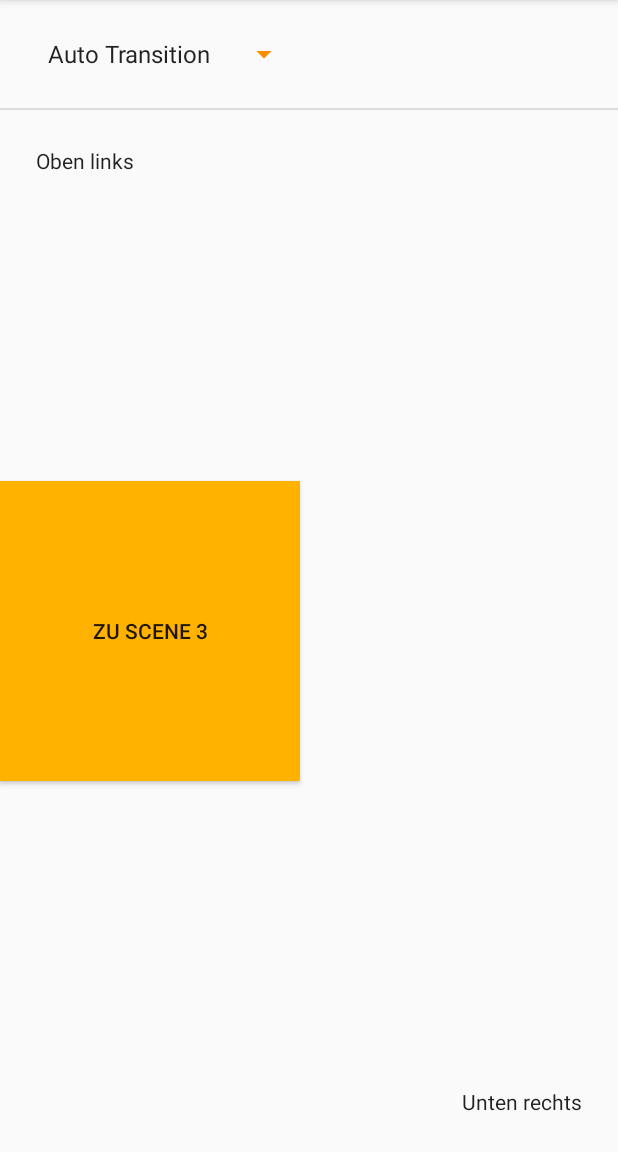
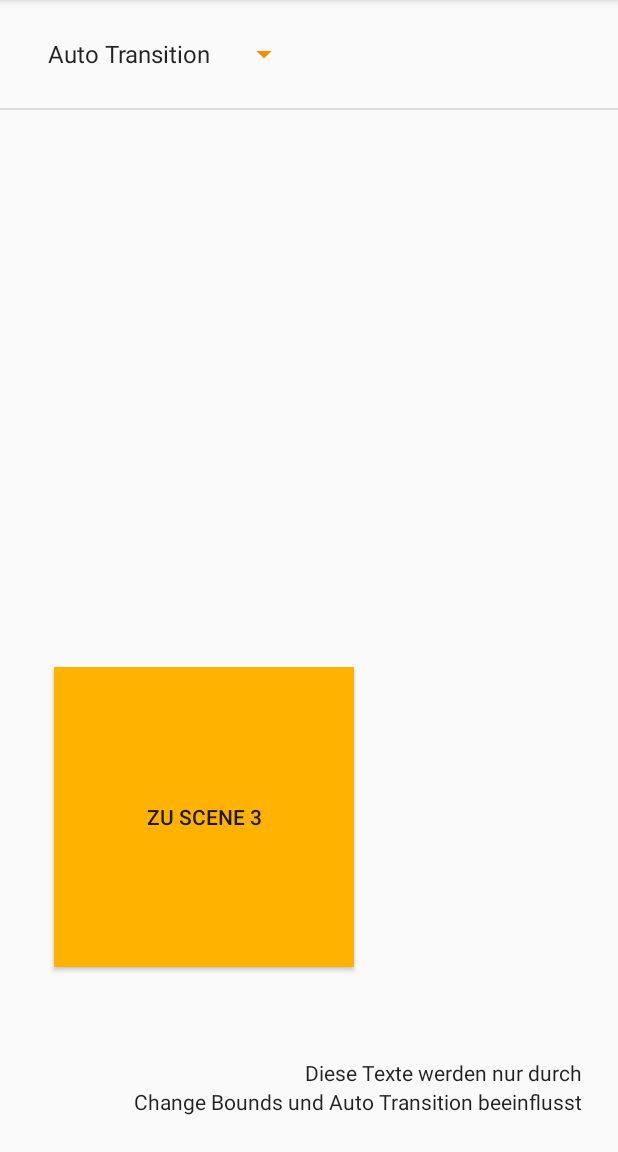
Before and after one commit to ltrebicki-tgm/Transition-Framework, an Android app: the screen it shows after launch (MainActivity), after a tap on "ZU SCENE 2", on a phone screen of 412 x 824 dp, the part 84-1236 px from its top. Run offline under Robolectric (Android 15) with nearby library versions, the phone set to English and light mode, and no system bars; 2 other taps on this screen came first.

Commit message:
Visuelle Änderungen - Constraints geändert - Kommentare - Code aufgeräumt

```diff
--- a/app/src/main/java/com/example/transitionsek/MainActivity.java
+++ b/app/src/main/java/com/example/transitionsek/MainActivity.java
@@ -29,67 +29,86 @@ public class MainActivity extends AppCompatActivity implements AdapterView.OnIte
     private Scene scene2 = null;
     private Scene scene3 = null;
 
-    private Spinner spinner;
     private String current_choice = null;
+
     @Override
     protected void onCreate(Bundle savedInstanceState) {
         super.onCreate(savedInstanceState);
         setContentView(R.layout.activity_main);
         // Spinner Adapter
-        spinner = findViewById(R.id.spinner);
+        Spinner spinner = findViewById(R.id.spinner);
         ArrayAdapter<CharSequence> adapter = ArrayAdapter.createFromResource(this, R.array.spinner, android.R.layout.simple_spinner_item);
         adapter.setDropDownViewResource(android.R.layout.simple_spinner_dropdown_item);
-        spinner.setAdapter(adapter);
-        spinner.setPrompt("Transition wählen");
-        spinner.setOnItemSelectedListener(this);
-
-
+        spinner.setAdapter(adapter); // Adapter verknüpfen
+        spinner.setPrompt("Transition wählen"); // Überschrift im Dialog
+        spinner.setOnItemSelectedListener(this); // Listener setzen
         // Scene Root sowie Erstellung der Scenes
         ViewGroup sceneRoot = (ViewGroup) findViewById(R.id.scene_root);
         scene_anfang = Scene.getSceneForLayout(sceneRoot, R.layout.scene_anfang, this);
         scene1 = Scene.getSceneForLayout(sceneRoot, R.layout.scene_eins, this);
         scene2 = Scene.getSceneForLayout(sceneRoot, R.layout.scene_zwei, this);
         scene3 = Scene.getSceneForLayout(sceneRoot, R.layout.scene_drei, this);
-
-        scene_anfang.enter();
-
+        scene_anfang.enter(); // Um von Anfang an eine Scene im Framelayout zu haben
     }
 
+    /**
+     * Überschriebene Listener Methode wenn ein Item des Spinners selektiert wird.
+     * Das ausgewählte Item wird in ein Attribut gespeichert, um später die gewünschte Transition ermitteln zu können.
+     * @param parent die AdapterView, wo die Selektierung stattgefunden hat
+     * @param view die View, in der AdapterView benutzt wurde
+     * @param position die Position der View im Adapter
+     * @param id die ID des ausgewählten Items
+     */
     @Override
     public void onItemSelected(AdapterView<?> parent, View view, int position, long id) {
         current_choice = parent.getItemAtPosition(position).toString();
-        //Toast.makeText(getApplicationContext(), current_choice, Toast.LENGTH_SHORT).show();
     }
-
+    /**
+     * Callback Methode die aufgerufen wird, wenn die Auswahl von der View verschwindet.
+     * Dies ist beispielsweise der Fall, wenn der Adapter leer wird.
+     * @param parent die AdapterView, die nun kein Item mehr erhält
+     */
     @Override
     public void onNothingSelected(AdapterView<?> parent) {
-
+        // nicht benötigt
     }
+    /**
+     * Wechselt zu Scene 1 mit der ausgewählten Transition
+     * @param view das View Objekt, das angeklickt wurde
+     */
     public void to_scene_1(View view) {
         Transition transition = get_transition_type();
-        transition.setDuration(1000);
-        Log.d("debug",transition+"");
         TransitionManager.go(scene1, transition);
     }
-
+    /**
+     * Wechselt zu Scene 2 mit der ausgewählten Transition
+     * @param view das View Objekt, das angeklickt wurde
+     */
     public void to_scene_2(View view) {
         Transition transition = get_transition_type();
-        Log.d("debug",transition+"");
         TransitionManager.go(scene2, transition);
     }
-
+    /**
+     * Wechselt zu Scene 3 mit der ausgewählten Transition
+     * @param view das View Objekt, das angeklickt wurde
+     */
     public void to_scene_3(View view) {
         Transition transition = get_transition_type();
-        Log.d("debug",transition+"");
         TransitionManager.go(scene3, transition);
     }
 
+    /**
+     * Wechselt zur Beginn scene mit der ausgewählten Transition
+     * @param view das View Objekt, das angeklickt wurde
+     */
     public void to_scene_beginning(View view) {
         Transition transition = get_transition_type();
-        Log.d("debug",transition+"");
         TransitionManager.go(scene_anfang, transition);
     }
-
+    /**
+     * Ermittelt die gewünschte Transition die im Spinner ausgewählt wurde.
+     * @return eine Subklasse der Transition Klasse, beispielsweise Fade oder Explode
+     */
     public Transition get_transition_type() {
 
         switch(current_choice) {
@@ -102,6 +121,7 @@ public class MainActivity extends AppCompatActivity implements AdapterView.OnIte
             case "Explode":
                 return new Explode();
             case "Slide (Random)":
+                // Zufällige Richtung
                 int[] gravity_arr = {Gravity.START, Gravity.END, Gravity.TOP, Gravity.BOTTOM};
                 return new Slide(gravity_arr[new Random().nextInt(gravity_arr.length)]);
         }
--- a/app/src/main/res/layout/scene_drei.xml
+++ b/app/src/main/res/layout/scene_drei.xml
@@ -11,7 +11,7 @@
         android:layout_height="wrap_content"
         android:layout_marginStart="16dp"
         android:layout_marginBottom="16dp"
-        android:text="Nur noch ein Text"
+        android:text="Jetzt ist nur noch ein Text da"
         android:textAppearance="@android:style/TextAppearance.Material.Body1"
         app:layout_constraintBottom_toBottomOf="parent"
         app:layout_constraintStart_toStartOf="parent" />
@@ -25,8 +25,8 @@
         android:text="Zum Anfang"
         app:layout_constraintBottom_toBottomOf="parent"
         app:layout_constraintEnd_toEndOf="parent"
-        app:layout_constraintHorizontal_bias="1.0"
+        app:layout_constraintHorizontal_bias="0.86"
         app:layout_constraintStart_toStartOf="parent"
         app:layout_constraintTop_toTopOf="parent"
-        app:layout_constraintVertical_bias="0.19999999" />
+        app:layout_constraintVertical_bias="0.5" />
 </androidx.constraintlayout.widget.ConstraintLayout>
--- a/app/src/main/res/layout/scene_zwei.xml
+++ b/app/src/main/res/layout/scene_zwei.xml
@@ -6,25 +6,24 @@
     android:layout_height="match_parent" >
 
     <TextView
-        android:id="@+id/text_view5"
-        android:layout_width="wrap_content"
-        android:layout_height="wrap_content"
-        android:layout_marginStart="24dp"
-        android:layout_marginTop="24dp"
-        android:text="Oben links"
-        android:textAppearance="@android:style/TextAppearance.Material.Body1"
-        app:layout_constraintStart_toStartOf="parent"
-        app:layout_constraintTop_toTopOf="parent" />
-
-    <TextView
-        android:id="@+id/text_view6"
+        android:id="@+id/text_view4"
         android:layout_width="wrap_content"
         android:layout_height="wrap_content"
         android:layout_marginEnd="24dp"
         android:layout_marginBottom="24dp"
-        android:text="Unten rechts"
+        android:text="Change Bounds und Auto Transition beeinflusst"
         android:textAppearance="@android:style/TextAppearance.Material.Body1"
         app:layout_constraintBottom_toBottomOf="parent"
+        app:layout_constraintEnd_toEndOf="parent" />
+
+    <TextView
+        android:id="@+id/text_view3"
+        android:layout_width="wrap_content"
+        android:layout_height="wrap_content"
+        android:layout_marginEnd="24dp"
+        android:text="Diese Texte werden nur durch"
+        android:textAppearance="@android:style/TextAppearance.Material.Body1"
+        app:layout_constraintBottom_toTopOf="@+id/text_view4"
         app:layout_constraintEnd_toEndOf="parent" />
 
     <Button
@@ -36,7 +35,8 @@
         android:text="Zu Scene 3"
         app:layout_constraintBottom_toBottomOf="parent"
         app:layout_constraintEnd_toEndOf="parent"
-        app:layout_constraintHorizontal_bias="0.0"
+        app:layout_constraintHorizontal_bias="0.17"
         app:layout_constraintStart_toStartOf="parent"
-        app:layout_constraintTop_toTopOf="parent" />
+        app:layout_constraintTop_toTopOf="parent"
+        app:layout_constraintVertical_bias="0.75" />
 </androidx.constraintlayout.widget.ConstraintLayout>
```
Also changed, not shown: app/src/main/res/layout/scene_eins.xml (+9 -9 lines).
